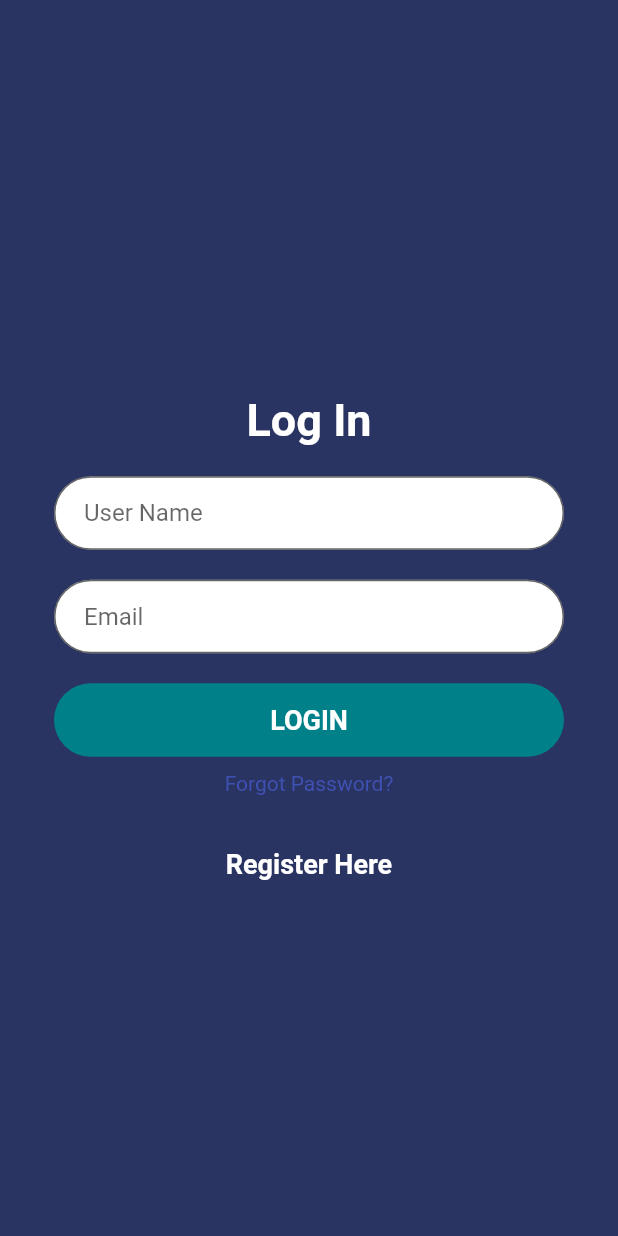
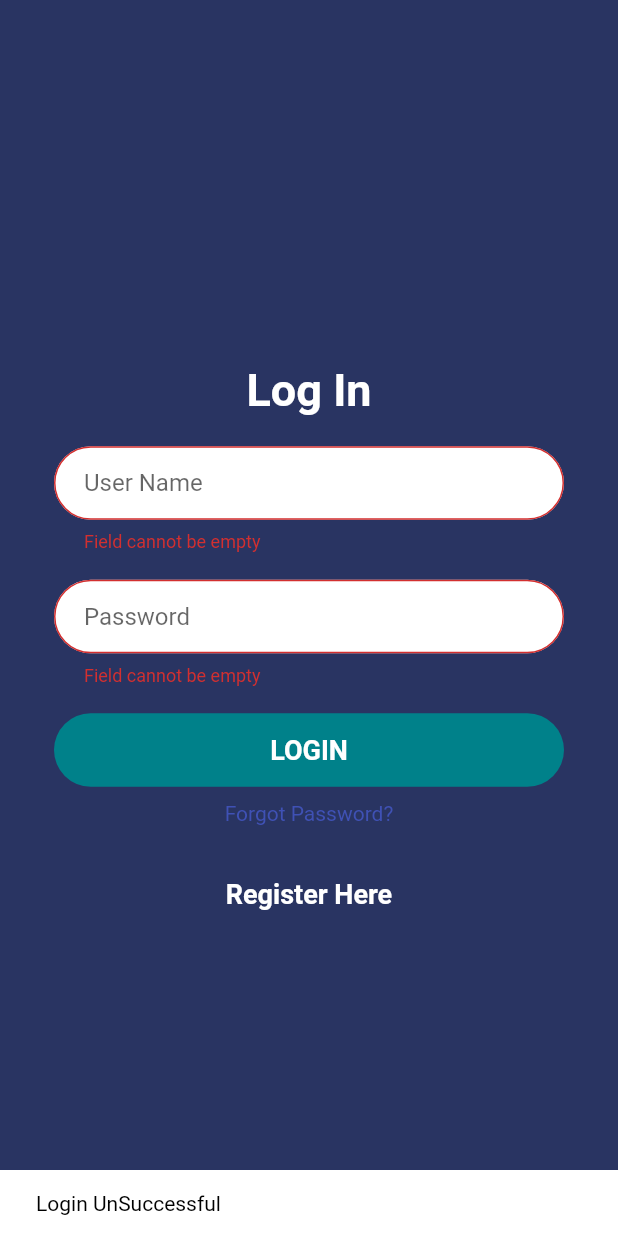
Before and after one commit to Fizza-Khan/Product-Box-Flutter-Exercise, a Flutter app: the screen it shows after launch, after a tap on "LOGIN", on a phone screen of 412 x 824 dp. Run offline on Flutter 3.47's test engine with Material 2 defaults, Android fonts, the phone set to English and light mode, and no system bars; our stand-ins replace file_picker, image_picker, step_progress_indicator, transparent_image; missing offline and left inert: flutter_full_pdf_viewer; network calls fail.

Commit message:
Improvement added

```diff
--- a/lib/first_screen/user_sign_in.dart
+++ b/lib/first_screen/user_sign_in.dart
@@ -11,11 +11,18 @@ class UserSignIn extends StatefulWidget {
 }
 
 class _UserSignInState extends State<UserSignIn> {
+  GlobalKey<FormState> _formKey = GlobalKey<FormState>();
   String name;
   String password;
   var uname;
   var upass;
   var userDatalist;
+  @override
+  initState() {
+    super.initState();
+    getUpdates();
+  }
+
   @override
   Widget build(BuildContext context) {
     //final Size size = MediaQuery.of(context).size;
@@ -25,6 +32,8 @@ class _UserSignInState extends State<UserSignIn> {
         child: Padding(
           padding: const EdgeInsets.all(36.0),
           child: SingleChildScrollView(
+            child: Form(
+              key: _formKey,
               child: Column(
                 crossAxisAlignment: CrossAxisAlignment.center,
                 mainAxisAlignment: MainAxisAlignment.center,
@@ -37,92 +46,9 @@ class _UserSignInState extends State<UserSignIn> {
                         fontWeight: FontWeight.bold,
                         color: Colors.white),
                   ),
-                SizedBox(height: 20.0),
-                TextField(
-                    onChanged: (text) {
-                      if (text.isEmpty) {
-                        name = "";
-                      } else {
-                        name = text;
-                      }
-                    },
-                    decoration: InputDecoration(
-                      contentPadding:
-                          EdgeInsets.fromLTRB(20.0, 15.0, 20.0, 15.0),
-                      border: OutlineInputBorder(
-                          borderRadius: BorderRadius.circular(32.0)),
-                      hintText: "User Name",
-                      filled: true,
-                      fillColor: Colors.white,
-                    )),
-                SizedBox(height: 20.0),
-                TextField(
-                    onChanged: (text) {
-                      if (text.isEmpty) {
-                        password = "";
-                      } else {
-                        password = text;
-                      }
-                    },
-                    decoration: InputDecoration(
-                      contentPadding:
-                          EdgeInsets.fromLTRB(20.0, 15.0, 20.0, 15.0),
-                      border: OutlineInputBorder(
-                          borderRadius: BorderRadius.circular(32.0)),
-                      hintText: "Email",
-                      filled: true,
-                      fillColor: Colors.white,
-                    )),
-                SizedBox(height: 20.0),
-                Builder(
-                  builder: (BuildContext context) {
-                    return new InkWell(
-                        onTap: () {
-                          FocusScope.of(context).unfocus();
-                          getUpdates();
-                          if (name == null || password == null) {
-                            print("Text Field Empty");
-                          } else {
-                            if (checkAuth(name, password, userDatalist)) {
-                              print("Login Successful");
-                              Scaffold.of(context).showSnackBar(new SnackBar(
-                                backgroundColor: Colors.white,
-                                content: Text('Login Successful',
-                                    style: TextStyle(color: Colors.black)),
-                                duration: Duration(seconds: 3),
-                              ));
-                              Timer(Duration(seconds: 3), () {
-                                Navigator.of(context)
-                                    .pushNamed(UserDocuments.routeName);
-                              });
-                            } else {
-                              print("Login UnSuccessful");
-                              Scaffold.of(context).showSnackBar((new SnackBar(
-                                backgroundColor: Colors.white,
-                                content: Text('Login UnSuccessful',
-                                    style: TextStyle(color: Colors.black)),
-                                duration: Duration(seconds: 3),
-                              )));
-                            }
-                          }
-                        },
-                        child: new Container(
-                            height: 49.0,
-                            alignment: Alignment.center,
-                            decoration: BoxDecoration(
-                              borderRadius: BorderRadius.circular(30.0),
-                              color: MyThemeData.themeData.primaryColor,
-                            ),
-                            child: Text(
-                              'LOGIN',
-                              style: TextStyle(
-                                fontSize: 18.0,
-                                color: Colors.white,
-                                fontWeight: FontWeight.w600,
-                              ),
-                            )));
-                  },
-                ),
+                  _userName(),
+                  _userPassword(),
+                  _loginButton(),
                   SizedBox(
                     height: 10,
                   ),
@@ -147,26 +73,168 @@ class _UserSignInState extends State<UserSignIn> {
             ),
           ),
         ),
+      ),
+    );
+  }
+
+  Widget _userName() {
+    return Padding(
+      padding: const EdgeInsets.only(top: 20.0),
+      child: TextFormField(
+        onChanged: (text) {
+          if (text.isEmpty) {
+            name = "";
+          } else {
+            name = text;
+          }
+        },
+        decoration: InputDecoration(
+          contentPadding: EdgeInsets.fromLTRB(20.0, 15.0, 20.0, 15.0),
+          border: OutlineInputBorder(borderRadius: BorderRadius.circular(32.0)),
+          hintText: "User Name",
+          filled: true,
+          fillColor: Colors.white,
+        ),
+        validator: (text) => (text.isEmpty)
+            ? "Field cannot be empty "
+            : (text.length < 4)
+                ? "Username is too short"
+                : (!checkUserName(name))
+                    ? "Username does not match"
+                    : null,
+      ),
+    );
+  }
+
+  Widget _userPassword() {
+    return Padding(
+      padding: const EdgeInsets.only(top: 18.0),
+      child: TextFormField(
+        onChanged: (text) {
+          if (text.isEmpty) {
+            password = "";
+          } else {
+            password = text;
+          }
+        },
+        obscureText: true,
+        decoration: InputDecoration(
+          contentPadding: EdgeInsets.fromLTRB(20.0, 15.0, 20.0, 15.0),
+          border: OutlineInputBorder(borderRadius: BorderRadius.circular(32.0)),
+          hintText: "Password",
+          filled: true,
+          fillColor: Colors.white,
+        ),
+        validator: (text) => (text.isEmpty)
+            ? "Field cannot be empty "
+            : (text.length < 5)
+                ? "Password should be atleast 6 characters"
+                : (!checkUserPassword(password))
+                    ? "Password does not match"
+                    : null,
+      ),
+    );
+  }
+
+  Widget _loginButton() {
+    return Padding(
+      padding: const EdgeInsets.only(top: 18.0),
+      child: Builder(
+        builder: (BuildContext context) {
+          return new InkWell(
+              onTap: () {
+                //final form = _formKey.currentState.validate();
+                FocusScope.of(context).unfocus();
+                if ((_formKey.currentState.validate())) {
+                  print("Saved Form");
+                  if (checkNamePassword(name, password)) {
+                    print("Login Successful");
+                    Scaffold.of(context).showSnackBar(new SnackBar(
+                      backgroundColor: Colors.white,
+                      content: Text('Login Successful',
+                          style: TextStyle(color: Colors.black)),
+                      duration: Duration(seconds: 3),
+                    ));
+                    Timer(Duration(seconds: 2), () {
+                      Navigator.of(context).pushNamed(UserDocuments.routeName);
+                    });
+                  }
+                } else {
+                  print("Not saved!");
+                  print("Login UnSuccessful! User's Info doesn't exist");
+                  Scaffold.of(context).showSnackBar((new SnackBar(
+                    backgroundColor: Colors.white,
+                    content: Text('Login UnSuccessful',
+                        style: TextStyle(color: Colors.black)),
+                    duration: Duration(seconds: 3),
+                  )));
+                }
+              },
+              child: new Container(
+                  height: 49.0,
+                  alignment: Alignment.center,
+                  decoration: BoxDecoration(
+                    borderRadius: BorderRadius.circular(30.0),
+                    color: MyThemeData.themeData.primaryColor,
+                  ),
+                  child: Text(
+                    'LOGIN',
+                    style: TextStyle(
+                      fontSize: 18.0,
+                      color: Colors.white,
+                      fontWeight: FontWeight.w600,
+                    ),
+                  )));
+        },
+      ),
     );
   }
 
   getUpdates() async {
     print('accessible');
     var apiUrl = Uri.parse('https://jsonplaceholder.typicode.com/users');
+    try {
       http.Response response = await http.get(apiUrl);
       print("Print $response");
 
       if (response.statusCode == 200) {
         userDatalist = json.decode(response.body);
+        return json.decode(response.body);
+      } else {
+        return null;
       }
-    return json.decode(response.body);
+    } catch (e) {
+      print(e);
+      return null;
+    }
   }
 
-  bool checkAuth(String name, String password, var userDatalist) {
+  bool checkUserName(String name) {
+    for (var user in userDatalist) {
+      String uname = user['username'];
+      if (name.toLowerCase().trim() == uname.toLowerCase().trim()) {
+        return true;
+      }
+    }
+    return false;
+  }
+
+  bool checkUserPassword(String password) {
+    for (var user in userDatalist) {
+      String upass = user['email'];
+      if (password.toLowerCase().trim() == upass.toLowerCase().trim()) {
+        return true;
+      }
+    }
+    return false;
+  }
+
+  bool checkNamePassword(String name, String password) {
     for (var user in userDatalist) {
       String uname = user['username'];
       String upass = user['email'];
-      if (name == uname && password == upass) {
+      if (name.toLowerCase().trim() == uname.toLowerCase().trim() &&
+          password.toLowerCase().trim() == upass.toLowerCase().trim()) {
         return true;
       }
     }
```
Also changed, not shown: lib/second_screen/user_documents.dart (+16 -11 lines). Lines whose indentation alone changed are shown as unchanged.
